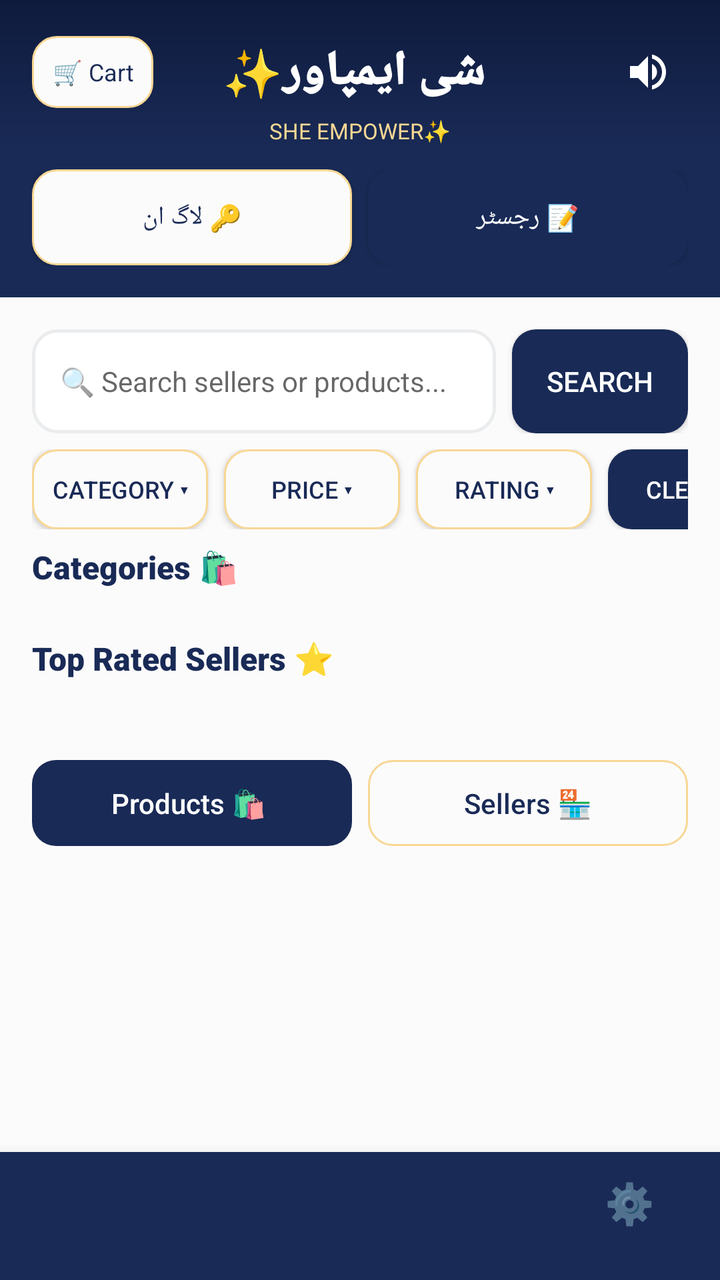
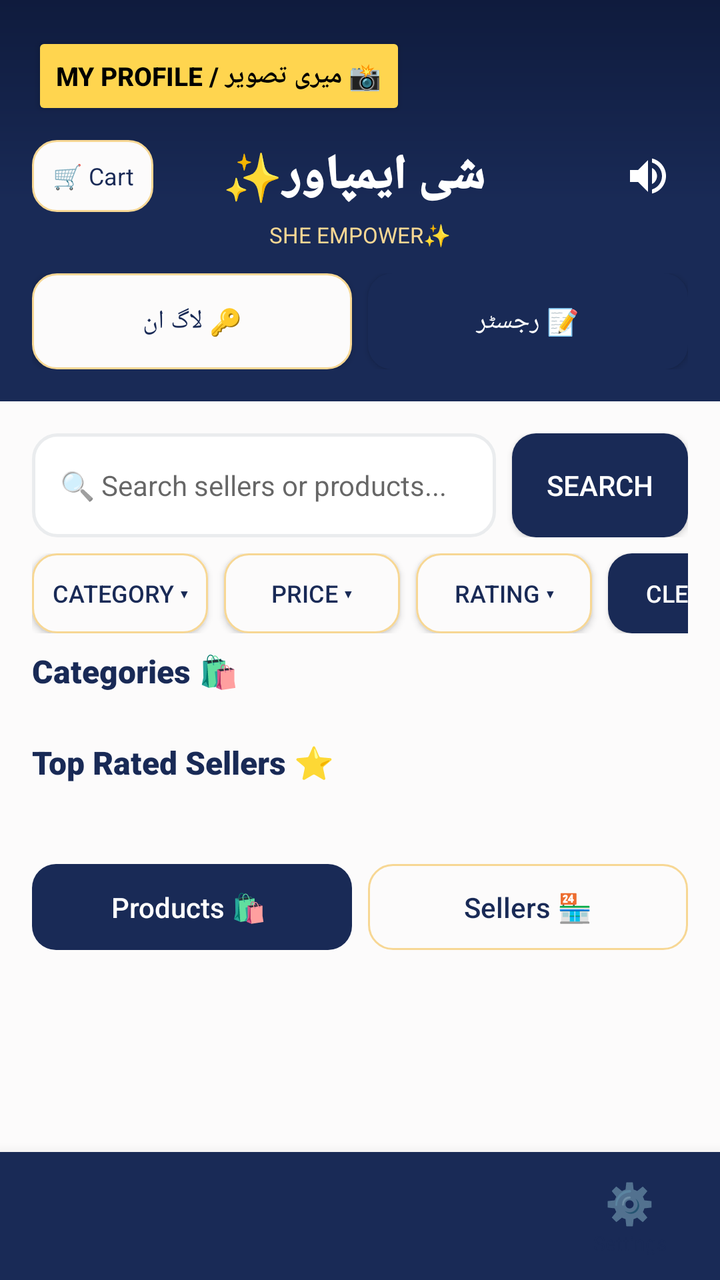

Screens rendered from an Android XML layout before and after an edit, with the pre-edit source and the edit as a unified diff.
<!-- AndroidManifest.xml: application theme Theme.SheEmpower -->
<!-- res/layout/activity_main.xml -->
<?xml version="1.0" encoding="utf-8"?>
<LinearLayout xmlns:android="http://schemas.android.com/apk/res/android"
    android:layout_width="match_parent"
    android:layout_height="match_parent"
    android:background="@color/background"
    android:orientation="vertical">

    <androidx.core.widget.NestedScrollView
        android:layout_width="match_parent"
        android:layout_height="0dp"
        android:layout_weight="1"
        android:fillViewport="true">

        <LinearLayout
            android:layout_width="match_parent"
            android:layout_height="wrap_content"
            android:orientation="vertical">

            
            <LinearLayout
                android:layout_width="match_parent"
                android:layout_height="wrap_content"
                android:background="@drawable/bg_skeu_header"
                android:orientation="vertical"
                android:padding="16dp">

                <RelativeLayout
                    android:layout_width="match_parent"
                    android:layout_height="wrap_content">

                    <TextView
                        android:id="@+id/btnCartHeader"
                        android:layout_width="wrap_content"
                        android:layout_height="36dp"
                        android:layout_alignParentStart="true"
                        android:layout_centerVertical="true"
                        android:background="@drawable/bg_skeu_button_cream"
                        android:paddingStart="10dp"
                        android:paddingEnd="10dp"
                        android:gravity="center"
                        android:text="🛒 Cart"
                        android:textColor="@color/text_primary"
                        android:textSize="12sp"
                        android:fontFamily="sans-serif-bold" />

                    <TextView
                        android:layout_width="wrap_content"
                        android:layout_height="wrap_content"
                        android:layout_centerInParent="true"
                        android:text=" شی ایمپاور✨"
                        android:textSize="24sp"
                        android:fontFamily="sans-serif-black"
                        android:textColor="#FFFFFF" />

                    <ImageButton
                        android:id="@+id/btnSpeaker"
                        android:layout_width="40dp"
                        android:layout_height="40dp"
                        android:layout_alignParentEnd="true"
                        android:layout_centerVertical="true"
                        android:background="?attr/selectableItemBackgroundBorderless"
                        android:src="@drawable/ic_speaker"
                        android:contentDescription="Speaker" />
                </RelativeLayout>

                <TextView
                    android:layout_width="match_parent"
                    android:layout_height="wrap_content"
                    android:text="SHE EMPOWER✨"
                    android:textSize="11sp"
                    android:gravity="center"
                    android:textColor="@color/accent"
                    android:layout_marginTop="2dp" />

                <LinearLayout
                    android:layout_width="match_parent"
                    android:layout_height="wrap_content"
                    android:orientation="horizontal"
                    android:layout_marginTop="12dp">

                    <Button
                        android:id="@+id/btnLogin"
                        android:layout_width="0dp"
                        android:layout_height="48dp"
                        android:layout_weight="1"
                        android:text="🔑 لاگ ان"
                        android:textSize="13sp"
                        android:fontFamily="sans-serif-medium"
                        android:background="@drawable/bg_skeu_button_cream"
                        android:textColor="@color/text_primary"
                        android:layout_marginEnd="8dp" />

                    <Button
                        android:id="@+id/btnJoin"
                        android:layout_width="0dp"
                        android:layout_height="48dp"
                        android:layout_weight="1"
                        android:text="📝 رجسٹر"
                        android:textSize="13sp"
                        android:fontFamily="sans-serif-medium"
                        android:background="@drawable/bg_skeu_button_primary"
                        android:textColor="#FFFFFF" />

                </LinearLayout>
            </LinearLayout>

            
            <LinearLayout
                android:layout_width="match_parent"
                android:layout_height="wrap_content"
                android:orientation="horizontal"
                android:layout_marginStart="16dp"
                android:layout_marginEnd="16dp"
                android:layout_marginTop="16dp"
                android:layout_marginBottom="8dp">

                <EditText
                    android:id="@+id/etSearch"
                    android:layout_width="0dp"
                    android:layout_height="52dp"
                    android:layout_weight="1"
                    android:hint="🔍 Search sellers or products..."
                    android:textSize="14sp"
                    android:padding="14dp"
                    android:background="@drawable/bg_skeu_input"
                    android:layout_marginEnd="8dp" />

                <Button
                    android:id="@+id/btnSearch"
                    android:layout_width="wrap_content"
                    android:layout_height="52dp"
                    android:text="Search"
                    android:textColor="#FFFFFF"
                    android:background="@drawable/bg_skeu_button_primary" />
            </LinearLayout>

            <HorizontalScrollView
                android:layout_width="match_parent"
                android:layout_height="wrap_content"
                android:paddingStart="16dp"
                android:paddingEnd="16dp"
                android:paddingBottom="8dp"
                android:scrollbars="none">

                <LinearLayout
                    android:layout_width="wrap_content"
                    android:layout_height="wrap_content"
                    android:orientation="horizontal">

                    <Button
                        android:id="@+id/btnCategoryFilter"
                        android:layout_width="wrap_content"
                        android:layout_height="40dp"
                        android:text="Category ▾"
                        android:textSize="12sp"
                        android:textColor="@color/lavender_text"
                        android:background="@drawable/bg_skeu_button_cream"
                        android:layout_marginEnd="8dp" />

                    <Button
                        android:id="@+id/btnPriceFilter"
                        android:layout_width="wrap_content"
                        android:layout_height="40dp"
                        android:text="Price ▾"
                        android:textSize="12sp"
                        android:textColor="@color/lavender_text"
                        android:background="@drawable/bg_skeu_button_cream"
                        android:layout_marginEnd="8dp" />

                    <Button
                        android:id="@+id/btnRatingFilter"
                        android:layout_width="wrap_content"
                        android:layout_height="40dp"
                        android:text="Rating ▾"
                        android:textSize="12sp"
                        android:textColor="@color/lavender_text"
                        android:background="@drawable/bg_skeu_button_cream"
                        android:layout_marginEnd="8dp" />

                    <Button
                        android:id="@+id/btnClearFilters"
                        android:layout_width="wrap_content"
                        android:layout_height="40dp"
                        android:text="Clear ✕"
                        android:textSize="12sp"
                        android:textColor="#FFFFFF"
                        android:background="@drawable/bg_skeu_button_primary" />

                </LinearLayout>
            </HorizontalScrollView>

            
            <TextView
                android:layout_width="wrap_content"
                android:layout_height="wrap_content"
                android:layout_marginStart="16dp"
                android:text="Categories 🛍️ "
                android:fontFamily="sans-serif-black"
                android:textColor="@color/text_primary"
                android:textSize="16sp" />

            <HorizontalScrollView
                android:layout_width="match_parent"
                android:layout_height="wrap_content"
                android:padding="12dp">

                <LinearLayout
                    android:id="@+id/layoutCategories"
                    android:layout_width="wrap_content"
                    android:layout_height="wrap_content"
                    android:orientation="horizontal" />
            </HorizontalScrollView>

            
            <TextView
                android:layout_width="wrap_content"
                android:layout_height="wrap_content"
                android:layout_marginStart="16dp"
                android:text="Top Rated Sellers ⭐ "
                android:fontFamily="sans-serif-black"
                android:textColor="@color/text_primary"
                android:textSize="16sp" />

            <androidx.recyclerview.widget.RecyclerView
                android:id="@+id/rvTopSellers"
                android:layout_width="match_parent"
                android:layout_height="wrap_content"
                android:padding="12dp" />

            
            <LinearLayout
                android:layout_width="match_parent"
                android:layout_height="wrap_content"
                android:orientation="horizontal"
                android:layout_margin="16dp">

                <TextView
                    android:id="@+id/tvProductsTab"
                    android:layout_width="0dp"
                    android:layout_height="wrap_content"
                    android:layout_weight="1"
                    android:text="Products 🛍️ "
                    android:gravity="center"
                    android:padding="12dp"
                    android:fontFamily="sans-serif-medium"
                    android:textColor="#FFFFFF"
                    android:background="@drawable/bg_skeu_button_primary" />

                <TextView
                    android:id="@+id/tvSellersTab"
                    android:layout_width="0dp"
                    android:layout_height="wrap_content"
                    android:layout_weight="1"
                    android:layout_marginStart="8dp"
                    android:text="Sellers 🏪"
                    android:gravity="center"
                    android:padding="12dp"
                    android:fontFamily="sans-serif-medium"
                    android:textColor="@color/text_primary"
                    android:background="@drawable/bg_skeu_button_cream" />
            </LinearLayout>

            <androidx.recyclerview.widget.RecyclerView
                android:id="@+id/rvLatestProducts"
                android:layout_width="match_parent"
                android:layout_height="wrap_content"
                android:padding="8dp"
                android:nestedScrollingEnabled="false" />

        </LinearLayout>
    </androidx.core.widget.NestedScrollView>

    <include
        layout="@layout/bottom_nav_bar"
        android:id="@+id/bottomNav" />

</LinearLayout>
<!-- res/layout/bottom_nav_bar.xml (included above) -->
<?xml version="1.0" encoding="utf-8"?>
<LinearLayout
    xmlns:android="http://schemas.android.com/apk/res/android"
    android:id="@+id/bottomNav"
    android:layout_width="match_parent"
    android:layout_height="64dp"
    android:orientation="horizontal"
    android:background="#192A56"
    android:elevation="12dp">

    
    <LinearLayout
        android:id="@+id/navItem1"
        android:layout_width="0dp"
        android:layout_height="match_parent"
        android:layout_weight="1"
        android:orientation="vertical"
        android:gravity="center"
        android:clickable="true"
        android:focusable="true">

        <TextView
            android:id="@+id/navIcon1"
            android:layout_width="wrap_content"
            android:layout_height="wrap_content"
            android:textSize="20sp"/>

        <TextView
            android:id="@+id/navLabel1"
            android:layout_width="wrap_content"
            android:layout_height="wrap_content"
            android:textSize="10sp"
            android:textColor="@color/text_primary"/>

    </LinearLayout>

    
    <LinearLayout
        android:id="@+id/navItem2"
        android:layout_width="0dp"
        android:layout_height="match_parent"
        android:layout_weight="1"
        android:orientation="vertical"
        android:gravity="center"
        android:clickable="true"
        android:focusable="true">

        <TextView
            android:id="@+id/navIcon2"
            android:layout_width="wrap_content"
            android:layout_height="wrap_content"
            android:textSize="20sp"/>

        <TextView
            android:id="@+id/navLabel2"
            android:layout_width="wrap_content"
            android:layout_height="wrap_content"
            android:textSize="10sp"
            android:textColor="@color/text_primary"/>

    </LinearLayout>

    
    <LinearLayout
        android:id="@+id/navItem3"
        android:layout_width="0dp"
        android:layout_height="match_parent"
        android:layout_weight="1"
        android:orientation="vertical"
        android:gravity="center"
        android:clickable="true"
        android:focusable="true">

        <TextView
            android:id="@+id/navIcon3"
            android:layout_width="wrap_content"
            android:layout_height="wrap_content"
            android:textSize="20sp"/>

        <TextView
            android:id="@+id/navLabel3"
            android:layout_width="wrap_content"
            android:layout_height="wrap_content"
            android:textSize="10sp"
            android:textColor="@color/text_primary"/>

    </LinearLayout>

    
    <LinearLayout
        android:id="@+id/navItem4"
        android:layout_width="0dp"
        android:layout_height="match_parent"
        android:layout_weight="1"
        android:orientation="vertical"
        android:gravity="center"
        android:clickable="true"
        android:focusable="true">

        <TextView
            android:id="@+id/navIcon4"
            android:layout_width="wrap_content"
            android:layout_height="wrap_content"
            android:text="⚙️"
            android:textSize="20sp"/>

        <TextView
            android:id="@+id/navLabel4"
            android:layout_width="wrap_content"
            android:layout_height="wrap_content"
            android:text="Settings"
            android:textSize="10sp"
            android:textColor="@color/text_primary"/>

    </LinearLayout>

</LinearLayout>
<!-- resources referenced by this layout -->
<resources>
  <color name="accent">#F7D794</color>
  <color name="background">#FCFBFB</color>
  <color name="lavender_text">#192A56</color>
  <color name="text_primary">#192A56</color>
  <!-- drawable bg_skeu_button_cream (drawable) -->
  <?xml version="1.0" encoding="utf-8"?>
  <shape xmlns:android="http://schemas.android.com/apk/res/android"
      android:shape="rectangle">
      <solid android:color="@color/pearl_white" />
      <corners android:radius="12dp" />
      <stroke android:color="@color/champagne" android:width="1dp" />
  </shape>
  <!-- drawable bg_skeu_button_primary (drawable) -->
  <?xml version="1.0" encoding="utf-8"?>
  <shape xmlns:android="http://schemas.android.com/apk/res/android"
      android:shape="rectangle">
      <solid android:color="@color/midnight_navy" />
      <corners android:radius="12dp" />
  </shape>
  <!-- drawable bg_skeu_header (drawable) -->
  <?xml version="1.0" encoding="utf-8"?>
  <shape xmlns:android="http://schemas.android.com/apk/res/android"
      android:shape="rectangle">
      <gradient
          android:startColor="#0F1B3D"
          android:centerColor="#192A56"
          android:endColor="#192A56"
          android:angle="270" />
  </shape>
  <!-- drawable bg_skeu_input (drawable) -->
  <?xml version="1.0" encoding="utf-8"?>
  <shape xmlns:android="http://schemas.android.com/apk/res/android"
      android:shape="rectangle">
      <solid android:color="@color/white" />
      <corners android:radius="12dp" />
      <stroke android:color="@color/card_border" android:width="1.5dp" />
  </shape>
  <!-- drawable ic_speaker (drawable) -->
  <?xml version="1.0" encoding="utf-8"?>
  <vector xmlns:android="http://schemas.android.com/apk/res/android"
      android:width="24dp"
      android:height="24dp"
      android:viewportWidth="24"
      android:viewportHeight="24">
      <path
          android:fillColor="#FFFFFF"
          android:pathData="M3,9v6h4l5,5V4L7,9H3zm13.5,3c0-1.77-1.02-3.29-2.5-4.03v8.05c1.48-0.73,2.5-2.25,2.5-4.02zM14,3.23v2.06c2.89,0.86,5,3.54,5,6.71s-2.11,5.85-5,6.71v2.06c4.01-0.91,7-4.49,7-8.77s-2.99-7.86-7-8.77z"/>
  </vector>
  <style name="Theme.SheEmpower" parent="Theme.AppCompat.Light.NoActionBar">
          <item name="colorPrimary">@color/primary</item>
          <item name="colorPrimaryDark">@color/primary_dark</item>
          <item name="colorAccent">@color/accent</item>
          <item name="android:windowBackground">@color/background</item>
          <item name="android:colorBackground">@color/background</item>
          <item name="android:textColorPrimary">@color/text_primary</item>
          <item name="android:textColorSecondary">@color/text_secondary</item>
          <item name="android:statusBarColor">@color/primary_dark</item>
      </style>
  <color name="pearl_white">#FCFBFB</color>
  <color name="champagne">#F7D794</color>
  <color name="midnight_navy">#192A56</color>
  <color name="white">#FFFFFF</color>
  <color name="card_border">#EAECEE</color>
  <color name="primary">#192A56</color>
  <color name="primary_dark">#0F1B3D</color>
  <color name="text_secondary">#6B7A99</color>
</resources>

<!-- the commit's change to res/layout/activity_main.xml (unified diff, before → after) -->
@@ -23,6 +23,17 @@
                 android:background="@drawable/bg_skeu_header"
                 android:orientation="vertical"
                 android:padding="16dp">
+                
+                <Button
+                    android:id="@+id/btn_profile_picture"
+                    android:layout_width="wrap_content"
+                    android:layout_height="44dp"
+                    android:text="📸 میری تصویر / My Profile"
+                    android:textColor="#000000"
+                    android:textStyle="bold"
+                    android:textSize="13sp"
+                    android:backgroundTint="#FFD54F"
+                    android:layout_marginBottom="8dp" />
 
                 <RelativeLayout
                     android:layout_width="match_parent"
